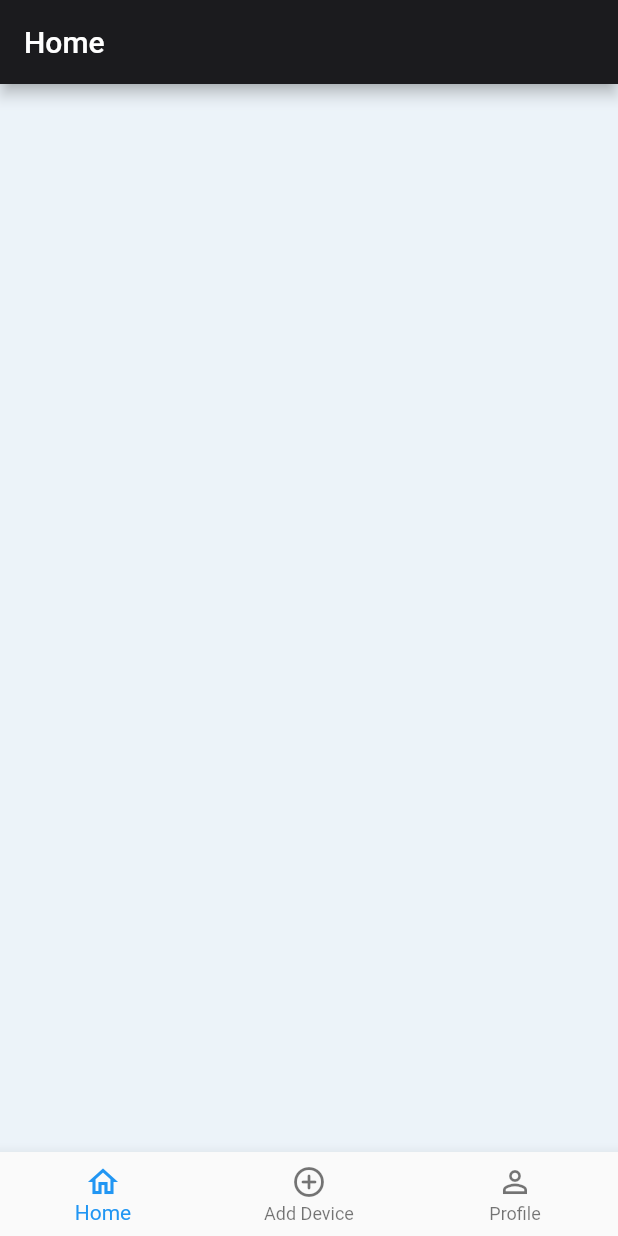
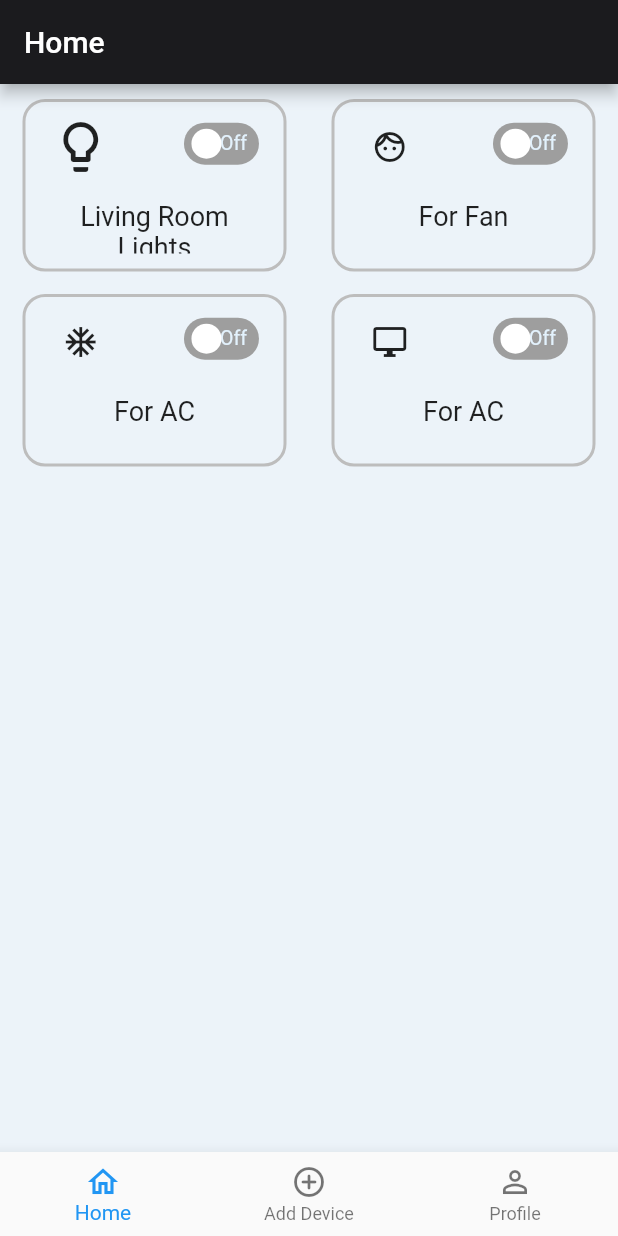
Before and after one commit to AmanDesai10/Smart-Home-App, a Flutter app: the screen it shows after launch, on a phone screen of 412 x 824 dp. Run offline on Flutter 3.47's test engine with Material 2 defaults, Android fonts, the phone set to English and light mode, and no system bars; drawn by our look-alikes of flutter_switch; our stand-ins replace form_field_validator, page_transition.

Commit message:
Added basic homepage

```diff
--- /dev/null
+++ b/lib/devicelist.dart
@@ -0,0 +1,19 @@
+import 'package:flutter/material.dart';
+import 'package:meta/meta.dart';
+import 'package:smart_home_app/models/add_device_model.dart';
+
+class DeviceData {
+  static final List<AddDevice> device_list = [
+    AddDevice(icon: deviceIcon(), text: "Living Room Lights"),
+    AddDevice(icon: Icon(Icons.face_unlock_outlined), text: "For Fan"),
+    AddDevice(icon: Icon(Icons.ac_unit_outlined), text: "For AC"),
+    AddDevice(icon: Icon(Icons.desktop_windows_outlined), text: "For AC"),
+  ];
+}
+
+Icon deviceIcon() {
+  return Icon(
+    Icons.lightbulb_outline,
+    size: 40,
+  );
+}
--- /dev/null
+++ b/lib/models/add_device_model.dart
@@ -0,0 +1,12 @@
+import 'package:meta/meta.dart';
+import 'package:flutter/material.dart';
+
+class AddDevice {
+  final Icon? icon;
+  final String? text;
+
+  const AddDevice({
+    @required this.icon,
+    @required this.text,
+  });
+}
--- a/lib/screens/add_device.dart
+++ b/lib/screens/add_device.dart
@@ -1,4 +1,6 @@
 import 'package:flutter/material.dart';
+import 'package:smart_home_app/devicelist.dart';
+import 'package:smart_home_app/models/add_device_model.dart';
 
 class AddDeviceScreen extends StatefulWidget {
   const AddDeviceScreen({Key? key}) : super(key: key);
@@ -12,6 +14,32 @@ class _AddDeviceScreenState extends State<AddDeviceScreen> {
   Widget build(BuildContext context) {
     return Container(
       color: Colors.blue,
+      child: Column(children: [
+        ElevatedButton(
+          child: Text("Insert"),
+          onPressed: () {
+            insertdevice();
+          },
+        ),
+        ElevatedButton(
+          child: Text("Remove"),
+          onPressed: () {
+            removedevice();
+          },
+        ),
+      ]),
     );
   }
 }
+
+AddDevice a =
+    AddDevice(icon: Icon(Icons.desktop_windows_outlined), text: "For AC");
+
+void insertdevice() {
+  DeviceData.device_list.insert(DeviceData.device_list.length, a);
+  // key.currentState.insertdevice(DeviceData.device_list.length);
+}
+
+void removedevice() {
+  DeviceData.device_list.removeAt(DeviceData.device_list.length - 1);
+}
--- a/lib/screens/homescreen.dart
+++ b/lib/screens/homescreen.dart
@@ -1,4 +1,7 @@
 import 'package:flutter/material.dart';
+import 'package:flutter_switch/flutter_switch.dart';
+import 'package:smart_home_app/devicelist.dart';
+import 'package:smart_home_app/models/add_device_model.dart';
 
 class HomeScreen extends StatefulWidget {
   const HomeScreen({Key? key}) : super(key: key);
@@ -8,8 +11,115 @@ class HomeScreen extends StatefulWidget {
 }
 
 class _HomeScreenState extends State<HomeScreen> {
+  // bool status = false;
+
   @override
   Widget build(BuildContext context) {
-    return Container();
+    final devicelist = DeviceData.device_list;
+    final listcount = DeviceData.device_list.length;
+    return Container(
+      child: GridView.builder(
+          itemCount: listcount,
+          gridDelegate: const SliverGridDelegateWithFixedCrossAxisCount(
+              crossAxisCount: 2, childAspectRatio: 1.5, mainAxisExtent: 130.0),
+          itemBuilder: (context, index) =>
+              buildAddDevice(devicelist[index], index)),
+    );
   }
 }
+
+class SwitchToggle extends StatefulWidget {
+  const SwitchToggle({Key? key}) : super(key: key);
+
+  @override
+  _SwitchToggleState createState() => _SwitchToggleState();
+}
+
+class _SwitchToggleState extends State<SwitchToggle> {
+  bool status = false;
+  @override
+  Widget build(BuildContext context) {
+    return Expanded(
+      flex: 3,
+      child: Padding(
+        padding: const EdgeInsets.only(right: 9.0),
+        child: FlutterSwitch(
+            height: 28,
+            width: 50,
+            toggleSize: 22,
+            valueFontSize: 13,
+            showOnOff: true,
+            activeTextColor: Colors.black,
+            inactiveTextColor: Colors.blue.shade50,
+            activeTextFontWeight: FontWeight.w300,
+            inactiveTextFontWeight: FontWeight.w300,
+            activeColor: Colors.lightGreenAccent.shade700,
+            value: status,
+            onToggle: (value) {
+              setState(() {
+                status = value;
+              });
+            }),
+      ),
+    );
+  }
+}
+
+Widget buildAddDevice(device, int index) => Devices(device: device);
+
+class Devices extends StatefulWidget {
+  final AddDevice? device;
+
+  const Devices({Key? key, @required this.device}) : super(key: key);
+
+  @override
+  _DevicesState createState() => _DevicesState();
+}
+
+class _DevicesState extends State<Devices> {
+  @override
+  Widget build(BuildContext context) {
+    return Container(
+      // margin: EdgeInsets.fromLTRB(25, 15, 25, 15),
+      margin: EdgeInsets.fromLTRB(15, 10, 15, 5),
+      decoration: BoxDecoration(
+        borderRadius: BorderRadius.circular(15),
+        border: Border.all(width: 2, color: Colors.grey.shade400),
+      ),
+      // height: 10,
+      // width: 50,
+      child: Column(
+        children: [
+          Expanded(
+            child: Row(
+              // crossAxisAlignment: CrossAxisAlignment.stretch,
+              children: [
+                Expanded(
+                  flex: 3,
+                  child: Padding(
+                    padding: EdgeInsets.only(top: 5),
+                    child: widget.device!.icon,
+                  ),
+                ),
+                Expanded(
+                  child: SizedBox(),
+                  flex: 1,
+                ),
+                SwitchToggle(),
+              ],
+            ),
+          ),
+          Expanded(
+              child: Padding(
+            padding: const EdgeInsets.all(10.0),
+            child: Text(
+              widget.device!.text!,
+              textAlign: TextAlign.center,
+              style: TextStyle(fontSize: 18),
+            ),
+          ))
+        ],
+      ),
+    );
+  }
+}
--- a/pubspec.yaml
+++ b/pubspec.yaml
@@ -32,6 +32,7 @@ dependencies:
   form_field_validator: ^1.1.0
   flutter_icons: ^1.1.0
   page_transition: ^2.0.2
+  flutter_switch: ^0.3.1
 
 dev_dependencies:
   flutter_test:
```
Also changed, not shown: pubspec.lock.
